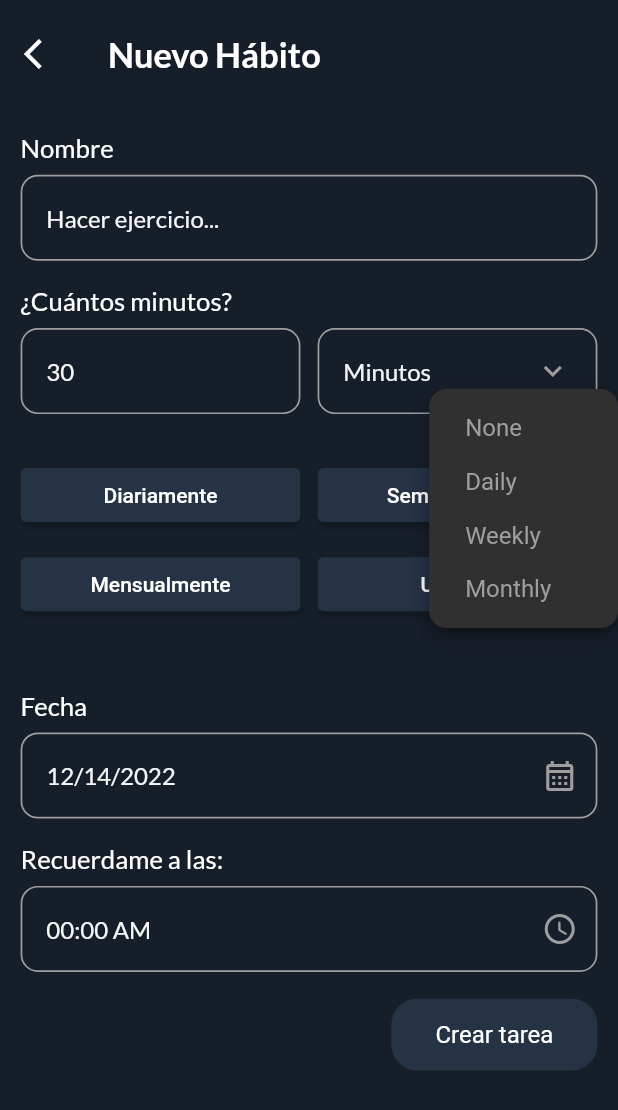
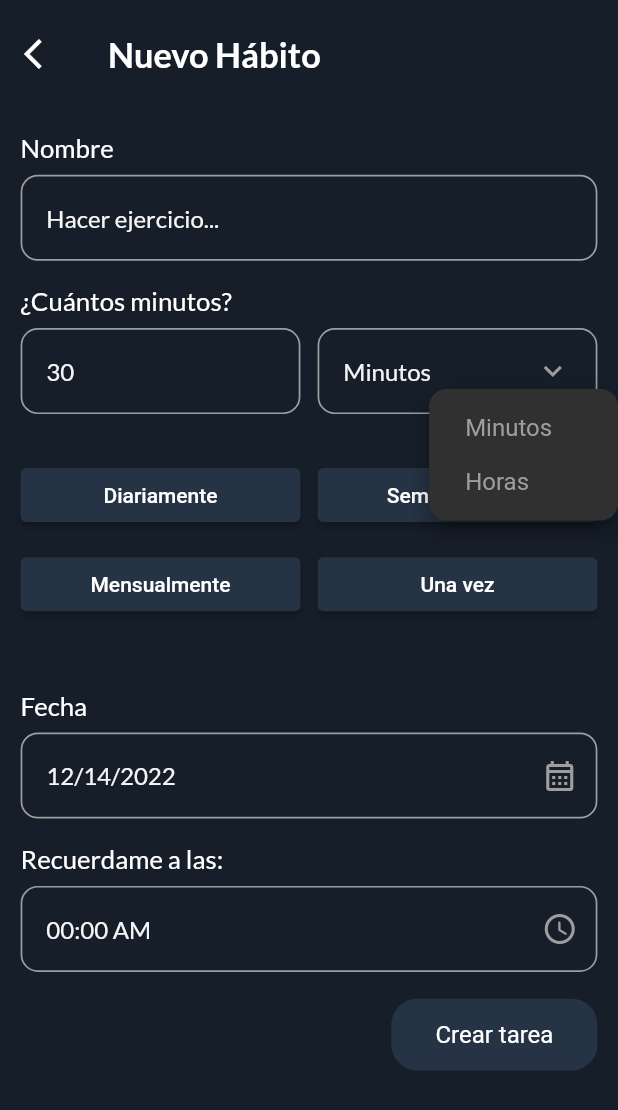
Before and after one commit to DanielM0802/smart_routine, a Flutter app: the AddTaskScreen screen opened directly, after a tap on the "keyboard arrow down" icon, on a phone screen of 412 x 824 dp. Shown: the top 1110 px of the screen. Run offline on Flutter 3.47's test engine with Material 2 defaults, Android fonts, the phone set to English and light mode, and no system bars; drawn by our look-alikes of dropdown_button2; our stand-ins replace date_picker_timeline, flutter_local_notifications, flutter_native_timezone, flutter_screenutil, get, get_storage and 3 more; accounts and stored records are empty.

```diff
--- a/lib/views/screens/add_task_screen.dart
+++ b/lib/views/screens/add_task_screen.dart
@@ -21,21 +21,13 @@ class AddTaskScreen extends StatelessWidget {
 
   final TextEditingController _titleController = TextEditingController();
 
-  final List<String> repeatList = [
-    'None',
-    'Daily',
-    'Weekly',
-    'Monthly',
+  final List<String> timeUnits = [
+    'Minutos',
+    'Horas',
   ];
 
   String selected = "";
-
-  final List<int> reminderList = [
-    5,
-    10,
-    15,
-    20,
-  ];
+  String selectedTimeUnit = "Minutos";
 
   @override
   Widget build(BuildContext context) {
@@ -67,7 +59,7 @@ class AddTaskScreen extends StatelessWidget {
                   ),
                   Expanded(
                     child: InputField(
-                      hint: 'Minutos',
+                      hint: selectedTimeUnit,
                       title: '',
                       widget: SizedBox(
                         width: 50.w,
@@ -79,7 +71,7 @@ class AddTaskScreen extends StatelessWidget {
                             ),
                             //customItemsHeight: 8.h,
                             items: [
-                              ...repeatList.map(
+                              ...timeUnits.map(
                                 (item) => DropdownMenuItem<String>(
                                   value: item.toString(),
                                   child: Text(
@@ -91,8 +83,11 @@ class AddTaskScreen extends StatelessWidget {
                                 ),
                               ),
                             ],
-                            onChanged: (val) => _addTaskController
-                                .updateSelectedRepeat(val.toString()),
+                            onChanged: (val) => {
+                              _addTaskController
+                                  .updateSelectedRepeat(val.toString()),
+                              selectedTimeUnit = val.toString()
+                            },
                             itemHeight: 30.h,
                             dropdownPadding: EdgeInsets.all(
                               8,
```
Also changed, not shown: lib/views/widgets/task_tile.dart (+18 -0 lines).
